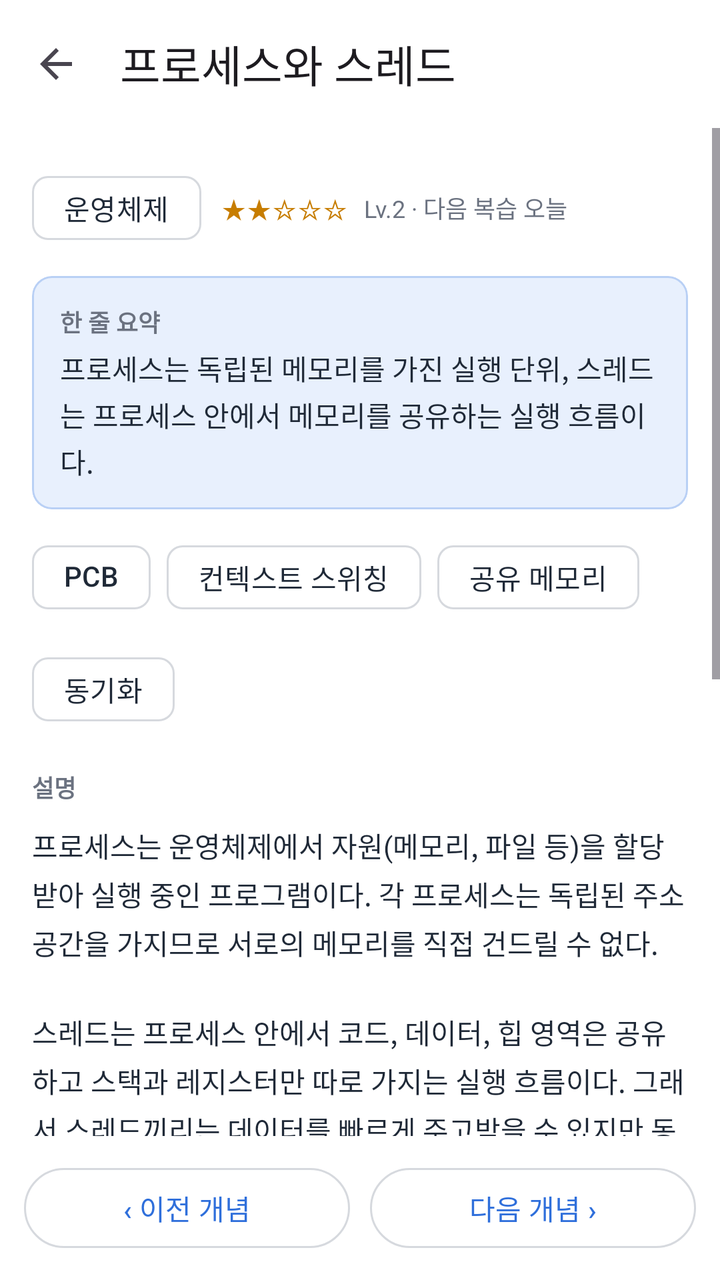
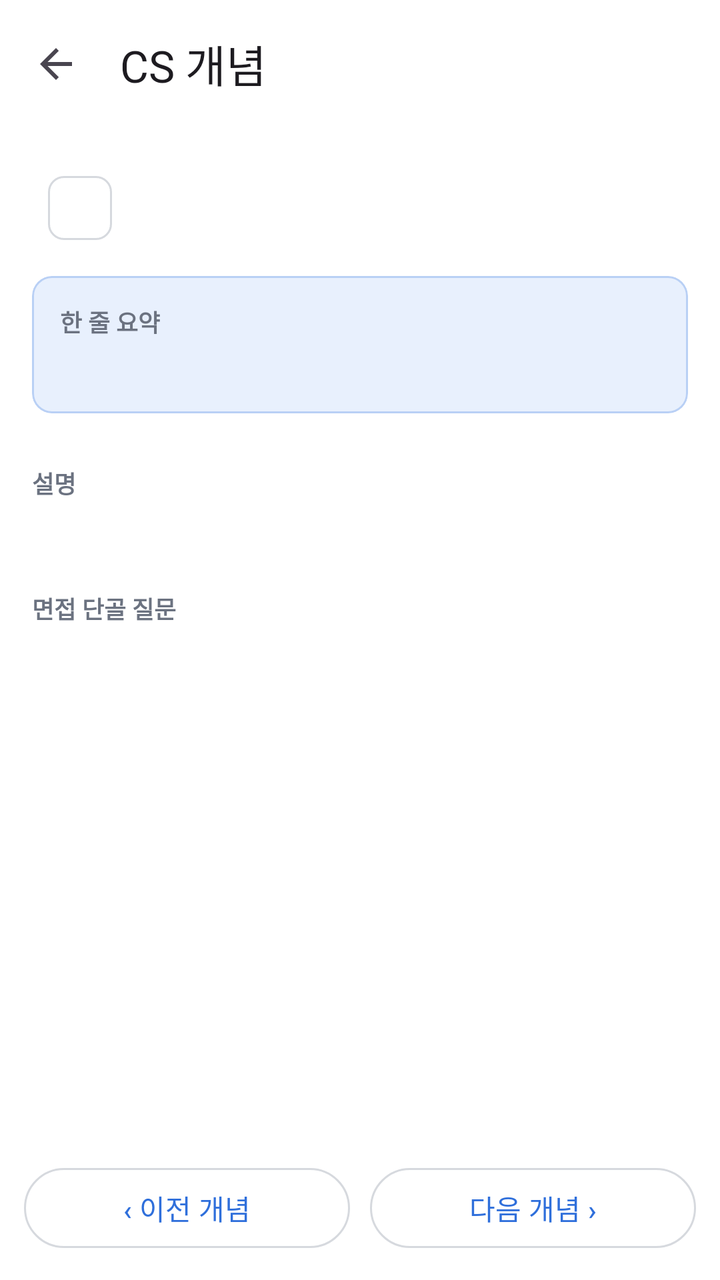

Screens rendered from an Android XML layout before and after an edit, with the pre-edit source and the edit as a unified diff.
<!-- AndroidManifest.xml: application theme Theme.InterviewTrainer -->
<!-- res/layout/activity_concept_detail.xml -->
<?xml version="1.0" encoding="utf-8"?>
<LinearLayout xmlns:android="http://schemas.android.com/apk/res/android"
    xmlns:app="http://schemas.android.com/apk/res-auto"
    xmlns:tools="http://schemas.android.com/tools"
    android:layout_width="match_parent"
    android:layout_height="match_parent"
    android:orientation="vertical"
    tools:context=".concept.ConceptDetailActivity">

    <com.google.android.material.appbar.MaterialToolbar
        android:id="@+id/toolbar"
        android:layout_width="match_parent"
        android:layout_height="?attr/actionBarSize"
        app:navigationIcon="?attr/homeAsUpIndicator"
        app:title="프로세스와 스레드" />

    <ScrollView
        android:layout_width="match_parent"
        android:layout_height="0dp"
        android:layout_weight="1">

        <LinearLayout
            android:layout_width="match_parent"
            android:layout_height="wrap_content"
            android:divider="@drawable/space_10"
            android:orientation="vertical"
            android:padding="16dp"
            android:showDividers="middle">

            
            <LinearLayout
                android:layout_width="match_parent"
                android:layout_height="wrap_content"
                android:gravity="center_vertical"
                android:orientation="horizontal">

                <com.google.android.material.chip.Chip
                    style="@style/Widget.Material3.Chip.Assist"
                    android:layout_width="wrap_content"
                    android:layout_height="wrap_content"
                    android:clickable="false"
                    android:text="운영체제" />

                <TextView
                    android:layout_width="wrap_content"
                    android:layout_height="wrap_content"
                    android:layout_marginStart="10dp"
                    android:text="★★☆☆☆"
                    android:textColor="@color/warn" />

                <TextView
                    style="@style/App.Text.Mut"
                    android:layout_width="wrap_content"
                    android:layout_height="wrap_content"
                    android:layout_marginStart="8dp"
                    android:text="Lv.2 · 다음 복습 오늘" />
            </LinearLayout>

            
            <com.google.android.material.card.MaterialCardView
                style="@style/App.Card.Accent"
                android:layout_width="match_parent"
                android:layout_height="wrap_content">

                <LinearLayout
                    android:layout_width="match_parent"
                    android:layout_height="wrap_content"
                    android:orientation="vertical"
                    android:padding="14dp">

                    <TextView
                        style="@style/App.Text.Caption"
                        android:layout_width="wrap_content"
                        android:layout_height="wrap_content"
                        android:text="한 줄 요약" />

                    <TextView
                        style="@style/App.Text"
                        android:layout_width="match_parent"
                        android:layout_height="wrap_content"
                        android:layout_marginTop="4dp"
                        android:lineSpacingExtra="3dp"
                        android:text="프로세스는 독립된 메모리를 가진 실행 단위, 스레드는 프로세스 안에서 메모리를 공유하는 실행 흐름이다." />
                </LinearLayout>
            </com.google.android.material.card.MaterialCardView>

            
            <com.google.android.material.chip.ChipGroup
                android:layout_width="match_parent"
                android:layout_height="wrap_content">

                <com.google.android.material.chip.Chip
                    style="@style/Widget.Material3.Chip.Assist"
                    android:layout_width="wrap_content"
                    android:layout_height="wrap_content"
                    android:clickable="false"
                    android:text="PCB" />

                <com.google.android.material.chip.Chip
                    style="@style/Widget.Material3.Chip.Assist"
                    android:layout_width="wrap_content"
                    android:layout_height="wrap_content"
                    android:clickable="false"
                    android:text="컨텍스트 스위칭" />

                <com.google.android.material.chip.Chip
                    style="@style/Widget.Material3.Chip.Assist"
                    android:layout_width="wrap_content"
                    android:layout_height="wrap_content"
                    android:clickable="false"
                    android:text="공유 메모리" />

                <com.google.android.material.chip.Chip
                    style="@style/Widget.Material3.Chip.Assist"
                    android:layout_width="wrap_content"
                    android:layout_height="wrap_content"
                    android:clickable="false"
                    android:text="동기화" />
            </com.google.android.material.chip.ChipGroup>

            
            <TextView
                style="@style/App.Text.Caption"
                android:layout_width="wrap_content"
                android:layout_height="wrap_content"
                android:layout_marginTop="6dp"
                android:text="설명" />

            <TextView
                style="@style/App.Text"
                android:layout_width="match_parent"
                android:layout_height="wrap_content"
                android:lineSpacingExtra="4dp"
                android:text="프로세스는 운영체제에서 자원(메모리, 파일 등)을 할당받아 실행 중인 프로그램이다. 각 프로세스는 독립된 주소 공간을 가지므로 서로의 메모리를 직접 건드릴 수 없다.\n\n스레드는 프로세스 안에서 코드, 데이터, 힙 영역은 공유하고 스택과 레지스터만 따로 가지는 실행 흐름이다. 그래서 스레드끼리는 데이터를 빠르게 주고받을 수 있지만 동기화 문제가 생길 수 있고, 프로세스끼리의 통신(IPC)은 느린 대신 한쪽이 죽어도 다른 쪽에 영향이 적다." />

            
            <TextView
                style="@style/App.Text.Caption"
                android:layout_width="wrap_content"
                android:layout_height="wrap_content"
                android:layout_marginTop="6dp"
                android:text="면접 단골 질문" />

            <com.google.android.material.card.MaterialCardView
                style="@style/App.Card"
                android:layout_width="match_parent"
                android:layout_height="wrap_content">

                <LinearLayout
                    android:layout_width="match_parent"
                    android:layout_height="wrap_content"
                    android:orientation="vertical"
                    android:padding="14dp">

                    <LinearLayout
                        android:layout_width="match_parent"
                        android:layout_height="wrap_content"
                        android:orientation="horizontal">

                        <TextView
                            style="@style/App.Text.Title"
                            android:layout_width="0dp"
                            android:layout_height="wrap_content"
                            android:layout_weight="1"
                            android:text="Q1. 프로세스와 스레드의 차이는?" />

                        <TextView
                            style="@style/App.Text.Mut"
                            android:layout_width="wrap_content"
                            android:layout_height="wrap_content"
                            android:text="⌃" />
                    </LinearLayout>

                    <com.google.android.material.card.MaterialCardView
                        style="@style/App.Card.Ok"
                        android:layout_width="match_parent"
                        android:layout_height="wrap_content"
                        android:layout_marginTop="10dp">

                        <LinearLayout
                            android:layout_width="match_parent"
                            android:layout_height="wrap_content"
                            android:orientation="vertical"
                            android:padding="12dp">

                            <TextView
                                style="@style/App.Text.Caption"
                                android:layout_width="wrap_content"
                                android:layout_height="wrap_content"
                                android:text="모범 답안 예시"
                                android:textColor="@color/ok" />

                            <TextView
                                style="@style/App.Text"
                                android:layout_width="match_parent"
                                android:layout_height="wrap_content"
                                android:layout_marginTop="4dp"
                                android:lineSpacingExtra="3dp"
                                android:text="프로세스는 독립된 메모리 공간을 가진 실행 단위이고, 스레드는 한 프로세스 안에서 코드·데이터·힙을 공유하며 스택만 따로 갖는 실행 흐름입니다. 그래서 스레드는 생성과 전환 비용이 작고 데이터를 바로 공유할 수 있지만, 동기화를 신경 써야 합니다." />
                        </LinearLayout>
                    </com.google.android.material.card.MaterialCardView>
                </LinearLayout>
            </com.google.android.material.card.MaterialCardView>

            <com.google.android.material.card.MaterialCardView
                style="@style/App.Card"
                android:layout_width="match_parent"
                android:layout_height="wrap_content">

                <LinearLayout
                    android:layout_width="match_parent"
                    android:layout_height="wrap_content"
                    android:orientation="horizontal"
                    android:padding="14dp">

                    <TextView
                        style="@style/App.Text.Title"
                        android:layout_width="0dp"
                        android:layout_height="wrap_content"
                        android:layout_weight="1"
                        android:text="Q2. 멀티스레드의 단점은?" />

                    <TextView
                        style="@style/App.Text.Mut"
                        android:layout_width="wrap_content"
                        android:layout_height="wrap_content"
                        android:text="⌄" />
                </LinearLayout>
            </com.google.android.material.card.MaterialCardView>
        </LinearLayout>
    </ScrollView>

    
    <LinearLayout
        android:layout_width="match_parent"
        android:layout_height="wrap_content"
        android:divider="@drawable/space_10"
        android:orientation="horizontal"
        android:padding="12dp"
        android:showDividers="middle">

        <com.google.android.material.button.MaterialButton
            style="?attr/materialButtonOutlinedStyle"
            android:layout_width="0dp"
            android:layout_height="wrap_content"
            android:layout_weight="1"
            android:text="‹ 이전 개념" />

        <com.google.android.material.button.MaterialButton
            style="?attr/materialButtonOutlinedStyle"
            android:layout_width="0dp"
            android:layout_height="wrap_content"
            android:layout_weight="1"
            android:text="다음 개념 ›" />
    </LinearLayout>
</LinearLayout>
<!-- resources referenced by this layout -->
<resources>
  <color name="ok">#2E8B57</color>
  <color name="warn">#C77D00</color>
  <!-- drawable space_10 (drawable) -->
  <?xml version="1.0" encoding="utf-8"?>
  <shape xmlns:android="http://schemas.android.com/apk/res/android" android:shape="rectangle">
      <size android:width="10dp" android:height="10dp" />
      <solid android:color="@android:color/transparent" />
  </shape>
  <style name="App.Card" parent="Widget.Material3.CardView.Outlined">
          <item name="cardBackgroundColor">@color/white</item>
          <item name="strokeColor">@color/line</item>
          <item name="strokeWidth">1dp</item>
          <item name="cardCornerRadius">10dp</item>
          <item name="cardElevation">0dp</item>
      </style>
  <style name="App.Card.Accent">
          <item name="cardBackgroundColor">@color/accbg</item>
          <item name="strokeColor">@color/accline</item>
      </style>
  <style name="App.Card.Ok">
          <item name="cardBackgroundColor">@color/okbg</item>
          <item name="strokeColor">@color/okline</item>
      </style>
  <style name="App.Text" parent="">
          <item name="android:textColor">@color/ink</item>
          <item name="android:textSize">14sp</item>
      </style>
  <style name="App.Text.Caption">
          <item name="android:textColor">@color/mut</item>
          <item name="android:textSize">12sp</item>
          <item name="android:textStyle">bold</item>
      </style>
  <style name="App.Text.Mut">
          <item name="android:textColor">@color/mut</item>
          <item name="android:textSize">12sp</item>
      </style>
  <style name="App.Text.Title">
          <item name="android:textSize">15sp</item>
          <item name="android:textStyle">bold</item>
      </style>
  <style name="Theme.InterviewTrainer" parent="Base.Theme.InterviewTrainer" />
  <color name="white">#FFFFFFFF</color>
  <color name="line">#D6D9DE</color>
  <color name="accbg">#E8F0FD</color>
  <color name="accline">#B9D0F5</color>
  <color name="okbg">#EAF6EF</color>
  <color name="okline">#B5DCC4</color>
  <color name="ink">#1F2937</color>
  <color name="mut">#6B7280</color>
  <style name="Base.Theme.InterviewTrainer" parent="Theme.Material3.Light.NoActionBar">
          <item name="colorPrimary">@color/acc</item>
          <item name="colorOnPrimary">@color/white</item>
          <item name="colorPrimaryContainer">@color/accbg</item>
          <item name="colorOnPrimaryContainer">@color/acc</item>
          <item name="colorSecondaryContainer">@color/accbg</item>
          <item name="colorOnSecondaryContainer">@color/acc</item>
          <item name="colorSurface">@color/white</item>
          <item name="colorOnSurface">@color/ink</item>
          <item name="colorOnSurfaceVariant">@color/mut</item>
          <item name="colorOutline">@color/line</item>
          <item name="colorError">@color/bad</item>
          <item name="android:windowBackground">@color/white</item>
      </style>
  <color name="acc">#2F6FDB</color>
  <color name="bad">#D64545</color>
</resources>

<!-- the commit's change to res/layout/activity_concept_detail.xml (unified diff, before → after) -->
@@ -12,9 +12,10 @@
         android:layout_width="match_parent"
         android:layout_height="?attr/actionBarSize"
         app:navigationIcon="?attr/homeAsUpIndicator"
-        app:title="프로세스와 스레드" />
+        app:title="CS 개념" />
 
     <ScrollView
+        android:id="@+id/scroll"
         android:layout_width="match_parent"
         android:layout_height="0dp"
         android:layout_weight="1">
@@ -35,25 +36,25 @@
                 android:orientation="horizontal">
 
                 <com.google.android.material.chip.Chip
+                    android:id="@+id/chipCategory"
                     style="@style/Widget.Material3.Chip.Assist"
                     android:layout_width="wrap_content"
                     android:layout_height="wrap_content"
-                    android:clickable="false"
-                    android:text="운영체제" />
+                    android:clickable="false" />
 
                 <TextView
+                    android:id="@+id/tvStars"
                     android:layout_width="wrap_content"
                     android:layout_height="wrap_content"
                     android:layout_marginStart="10dp"
-                    android:text="★★☆☆☆"
                     android:textColor="@color/warn" />
 
                 <TextView
+                    android:id="@+id/tvLevelInfo"
                     style="@style/App.Text.Mut"
                     android:layout_width="wrap_content"
                     android:layout_height="wrap_content"
-                    android:layout_marginStart="8dp"
-                    android:text="Lv.2 · 다음 복습 오늘" />
+                    android:layout_marginStart="8dp" />
             </LinearLayout>
 
             
@@ -75,48 +76,20 @@
                         android:text="한 줄 요약" />
 
                     <TextView
+                        android:id="@+id/tvSummary"
                         style="@style/App.Text"
                         android:layout_width="match_parent"
                         android:layout_height="wrap_content"
                         android:layout_marginTop="4dp"
-                        android:lineSpacingExtra="3dp"
-                        android:text="프로세스는 독립된 메모리를 가진 실행 단위, 스레드는 프로세스 안에서 메모리를 공유하는 실행 흐름이다." />
+                        android:lineSpacingExtra="3dp" />
                 </LinearLayout>
             </com.google.android.material.card.MaterialCardView>
 
             
             <com.google.android.material.chip.ChipGroup
+                android:id="@+id/chipKeywords"
                 android:layout_width="match_parent"
-                android:layout_height="wrap_content">
-
-                <com.google.android.material.chip.Chip
-                    style="@style/Widget.Material3.Chip.Assist"
-                    android:layout_width="wrap_content"
-                    android:layout_height="wrap_content"
-                    android:clickable="false"
-                    android:text="PCB" />
-
-                <com.google.android.material.chip.Chip
-                    style="@style/Widget.Material3.Chip.Assist"
-                    android:layout_width="wrap_content"
-                    android:layout_height="wrap_content"
-                    android:clickable="false"
-                    android:text="컨텍스트 스위칭" />
-
-                <com.google.android.material.chip.Chip
-                    style="@style/Widget.Material3.Chip.Assist"
-                    android:layout_width="wrap_content"
-                    android:layout_height="wrap_content"
-                    android:clickable="false"
-                    android:text="공유 메모리" />
-
-                <com.google.android.material.chip.Chip
-                    style="@style/Widget.Material3.Chip.Assist"
-                    android:layout_width="wrap_content"
-                    android:layout_height="wrap_content"
-                    android:clickable="false"
-                    android:text="동기화" />
-            </com.google.android.material.chip.ChipGroup>
+                android:layout_height="wrap_content" />
 
             
             <TextView
@@ -127,11 +100,11 @@
                 android:text="설명" />
 
             <TextView
+                android:id="@+id/tvExplanation"
                 style="@style/App.Text"
                 android:layout_width="match_parent"
                 android:layout_height="wrap_content"
-                android:lineSpacingExtra="4dp"
-                android:text="프로세스는 운영체제에서 자원(메모리, 파일 등)을 할당받아 실행 중인 프로그램이다. 각 프로세스는 독립된 주소 공간을 가지므로 서로의 메모리를 직접 건드릴 수 없다.\n\n스레드는 프로세스 안에서 코드, 데이터, 힙 영역은 공유하고 스택과 레지스터만 따로 가지는 실행 흐름이다. 그래서 스레드끼리는 데이터를 빠르게 주고받을 수 있지만 동기화 문제가 생길 수 있고, 프로세스끼리의 통신(IPC)은 느린 대신 한쪽이 죽어도 다른 쪽에 영향이 적다." />
+                android:lineSpacingExtra="4dp" />
 
             
             <TextView
@@ -141,92 +114,13 @@
                 android:layout_marginTop="6dp"
                 android:text="면접 단골 질문" />
 
-            <com.google.android.material.card.MaterialCardView
-                style="@style/App.Card"
+            <LinearLayout
+                android:id="@+id/llQa"
                 android:layout_width="match_parent"
-                android:layout_height="wrap_content">
-
-                <LinearLayout
-                    android:layout_width="match_parent"
-                    android:layout_height="wrap_content"
-                    android:orientation="vertical"
-                    android:padding="14dp">
-
-                    <LinearLayout
-                        android:layout_width="match_parent"
-                        android:layout_height="wrap_content"
-                        android:orientation="horizontal">
-
-                        <TextView
-                            style="@style/App.Text.Title"
-                            android:layout_width="0dp"
-                            android:layout_height="wrap_content"
-                            android:layout_weight="1"
-                            android:text="Q1. 프로세스와 스레드의 차이는?" />
-
-                        <TextView
-                            style="@style/App.Text.Mut"
-                            android:layout_width="wrap_content"
-                            android:layout_height="wrap_content"
-                            android:text="⌃" />
-                    </LinearLayout>
-
-                    <com.google.android.material.card.MaterialCardView
-                        style="@style/App.Card.Ok"
-                        android:layout_width="match_parent"
-                        android:layout_height="wrap_content"
-                        android:layout_marginTop="10dp">
-
-                        <LinearLayout
-                            android:layout_width="match_parent"
-                            android:layout_height="wrap_content"
-                            android:orientation="vertical"
-                            android:padding="12dp">
-
-                            <TextView
-                                style="@style/App.Text.Caption"
-                                android:layout_width="wrap_content"
-                                android:layout_height="wrap_content"
-                                android:text="모범 답안 예시"
-                                android:textColor="@color/ok" />
-
-                            <TextView
-                                style="@style/App.Text"
-                                android:layout_width="match_parent"
-                                android:layout_height="wrap_content"
-                                android:layout_marginTop="4dp"
-                                android:lineSpacingExtra="3dp"
-                                android:text="프로세스는 독립된 메모리 공간을 가진 실행 단위이고, 스레드는 한 프로세스 안에서 코드·데이터·힙을 공유하며 스택만 따로 갖는 실행 흐름입니다. 그래서 스레드는 생성과 전환 비용이 작고 데이터를 바로 공유할 수 있지만, 동기화를 신경 써야 합니다." />
-                        </LinearLayout>
-                    </com.google.android.material.card.MaterialCardView>
-                </LinearLayout>
-            </com.google.android.material.card.MaterialCardView>
-
-            <com.google.android.material.card.MaterialCardView
-                style="@style/App.Card"
-                android:layout_width="match_parent"
-                android:layout_height="wrap_content">
-
-                <LinearLayout
-                    android:layout_width="match_parent"
-                    android:layout_height="wrap_content"
-                    android:orientation="horizontal"
-                    android:padding="14dp">
-
-                    <TextView
-                        style="@style/App.Text.Title"
-                        android:layout_width="0dp"
-                        android:layout_height="wrap_content"
-                        android:layout_weight="1"
-                        android:text="Q2. 멀티스레드의 단점은?" />
-
-                    <TextView
-                        style="@style/App.Text.Mut"
-                        android:layout_width="wrap_content"
-                        android:layout_height="wrap_content"
-                        android:text="⌄" />
-                </LinearLayout>
-            </com.google.android.material.card.MaterialCardView>
+                android:layout_height="wrap_content"
+                android:divider="@drawable/space_10"
+                android:orientation="vertical"
+                android:showDividers="middle" />
         </LinearLayout>
     </ScrollView>
 
@@ -240,6 +134,7 @@
         android:showDividers="middle">
 
         <com.google.android.material.button.MaterialButton
+            android:id="@+id/btnPrev"
             style="?attr/materialButtonOutlinedStyle"
             android:layout_width="0dp"
             android:layout_height="wrap_content"
@@ -247,6 +142,7 @@
             android:text="‹ 이전 개념" />
 
         <com.google.android.material.button.MaterialButton
+            android:id="@+id/btnNext"
             style="?attr/materialButtonOutlinedStyle"
             android:layout_width="0dp"
             android:layout_height="wrap_content"
<!-- resource entries referenced after the edit -->
@@ -1,6 +1,5 @@
 <!-- resources referenced by this layout -->
 <resources>
-  <color name="ok">#2E8B57</color>
   <color name="warn">#C77D00</color>
   <!-- drawable space_10 (drawable) -->
   <?xml version="1.0" encoding="utf-8"?>
@@ -8,20 +7,9 @@
       <size android:width="10dp" android:height="10dp" />
       <solid android:color="@android:color/transparent" />
   </shape>
-  <style name="App.Card" parent="Widget.Material3.CardView.Outlined">
-          <item name="cardBackgroundColor">@color/white</item>
-          <item name="strokeColor">@color/line</item>
-          <item name="strokeWidth">1dp</item>
-          <item name="cardCornerRadius">10dp</item>
-          <item name="cardElevation">0dp</item>
-      </style>
   <style name="App.Card.Accent">
           <item name="cardBackgroundColor">@color/accbg</item>
           <item name="strokeColor">@color/accline</item>
-      </style>
-  <style name="App.Card.Ok">
-          <item name="cardBackgroundColor">@color/okbg</item>
-          <item name="strokeColor">@color/okline</item>
       </style>
   <style name="App.Text" parent="">
           <item name="android:textColor">@color/ink</item>
@@ -36,17 +24,11 @@
           <item name="android:textColor">@color/mut</item>
           <item name="android:textSize">12sp</item>
       </style>
-  <style name="App.Text.Title">
-          <item name="android:textSize">15sp</item>
-          <item name="android:textStyle">bold</item>
-      </style>
   <style name="Theme.InterviewTrainer" parent="Base.Theme.InterviewTrainer" />
   <color name="white">#FFFFFFFF</color>
   <color name="line">#D6D9DE</color>
   <color name="accbg">#E8F0FD</color>
   <color name="accline">#B9D0F5</color>
-  <color name="okbg">#EAF6EF</color>
-  <color name="okline">#B5DCC4</color>
   <color name="ink">#1F2937</color>
   <color name="mut">#6B7280</color>
   <style name="Base.Theme.InterviewTrainer" parent="Theme.Material3.Light.NoActionBar">
